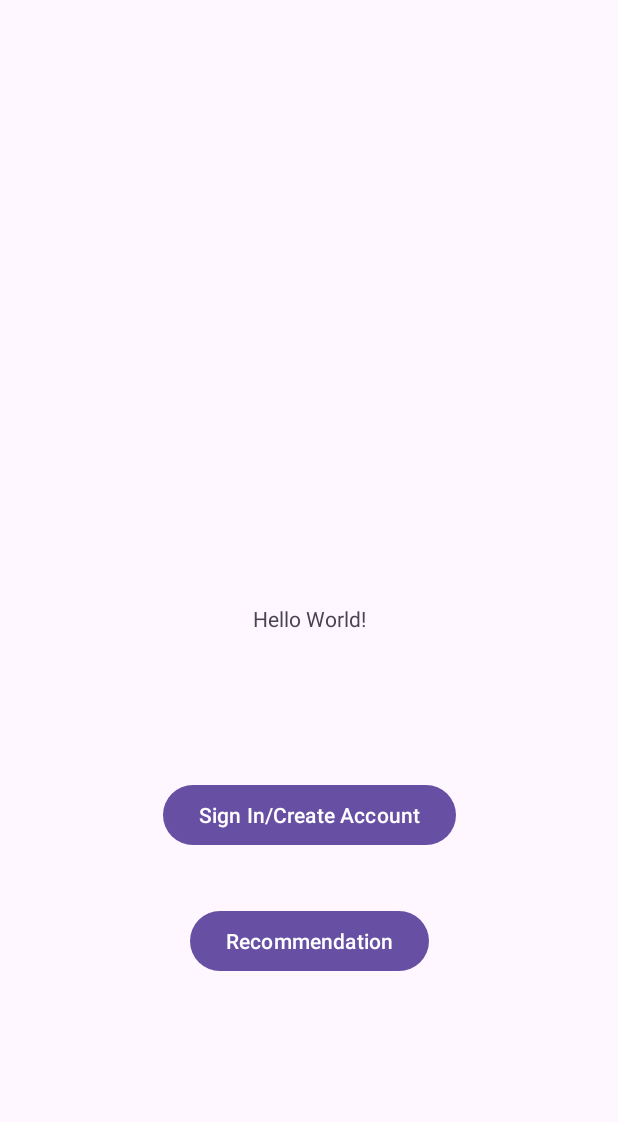
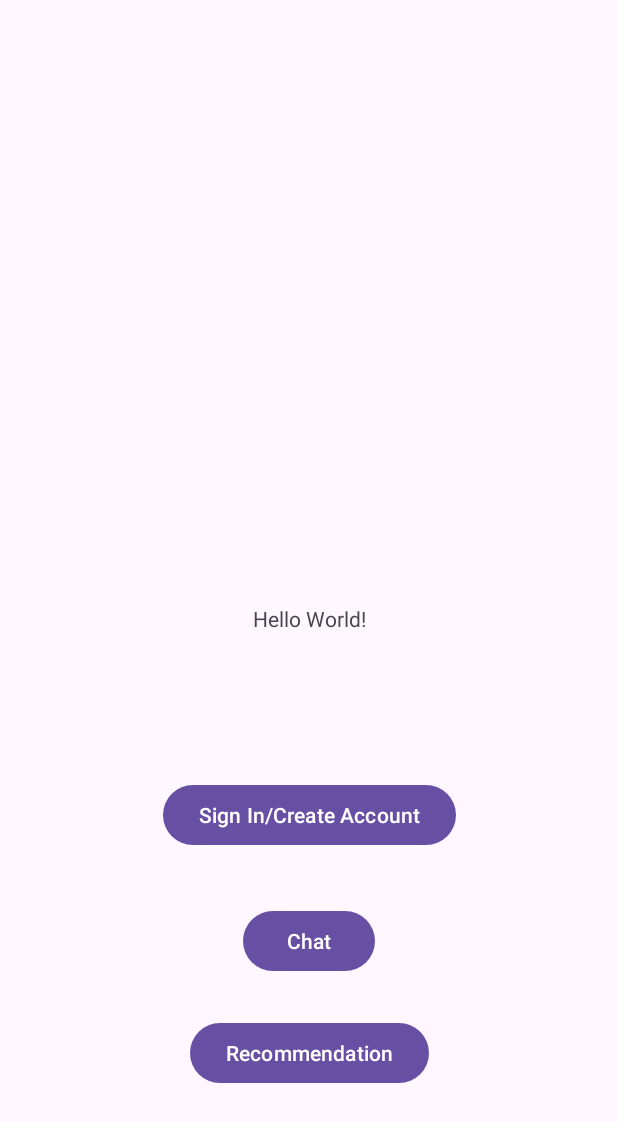
Before and after one commit to TrailBlazersInc/TrailBlazers, an Android app built with Jetpack Compose: the screen it shows after launch (MainActivity), on a phone screen of 412 x 824 dp. Shown: the top 1122 px of the screen. Run offline under Robolectric (Android 15) with nearby library versions, the phone set to English and light mode, and no system bars.

Commit message:
separated recommendation and chat buttons

```diff
--- a/android_app/app/src/main/res/layout/activity_main.xml
+++ b/android_app/app/src/main/res/layout/activity_main.xml
@@ -31,14 +31,14 @@
         android:id="@+id/chat_button"
         android:layout_width="wrap_content"
         android:layout_height="wrap_content"
-        android:text="Chat"
+        android:text="@string/chat"
         app:layout_constraintBottom_toBottomOf="parent"
         app:layout_constraintEnd_toEndOf="parent"
         app:layout_constraintStart_toStartOf="parent"
         app:layout_constraintTop_toBottomOf="@+id/Sign_In_Button"
         app:layout_constraintVertical_bias="0.174" />
 
-            <Button
+    <Button
         android:id="@+id/Recommendation_Button"
         android:layout_width="wrap_content"
         android:layout_height="wrap_content"
@@ -46,6 +46,6 @@
         app:layout_constraintBottom_toBottomOf="parent"
         app:layout_constraintEnd_toEndOf="parent"
         app:layout_constraintStart_toStartOf="parent"
-        app:layout_constraintTop_toBottomOf="@+id/Sign_In_Button"
-        app:layout_constraintVertical_bias="0.174" />
+        app:layout_constraintTop_toBottomOf="@+id/chat_button"
+        app:layout_constraintVertical_bias="0.212" />
 </androidx.constraintlayout.widget.ConstraintLayout>
--- a/android_app/app/src/main/res/values/strings.xml
+++ b/android_app/app/src/main/res/values/strings.xml
@@ -71,4 +71,5 @@
     </string>
     <string name="manage_profile">Manage Profile</string>
     <string name="sign_out">Sign Out</string>
+    <string name="chat">Chat</string>
 </resources>
```
Also changed, not shown: 1 other file.
